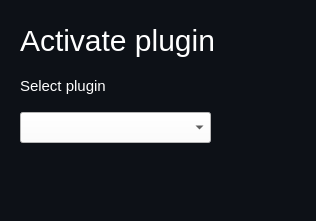
Above: dialogs/activate_plugin_dialog/activate_plugin_design.ui from An72ty/ITTOOLS2.0.0demo before the change. Below: the same form after it.
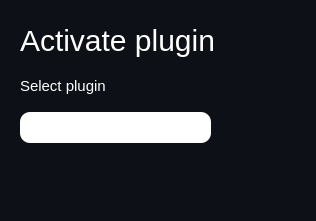
That is the form after the change. Icons and pictures are not drawn.

The edit to the form file:
```diff
--- a/dialogs/activate_plugin_dialog/activate_plugin_design.ui
+++ b/dialogs/activate_plugin_dialog/activate_plugin_design.ui
@@ -144,9 +144,12 @@
    <property name="styleSheet">
     <string notr="true">QComboBox {
 	background-color: white;
-	border-width: 0px;
+	border-radius: 10px;
 }
-</string>
+
+QComboBox::drop-down {
+	border-radius: 10px;
+}</string>
    </property>
   </widget>
  </widget>
```
Left out of the diff: 6 changed lines with no effect on the pictures.
